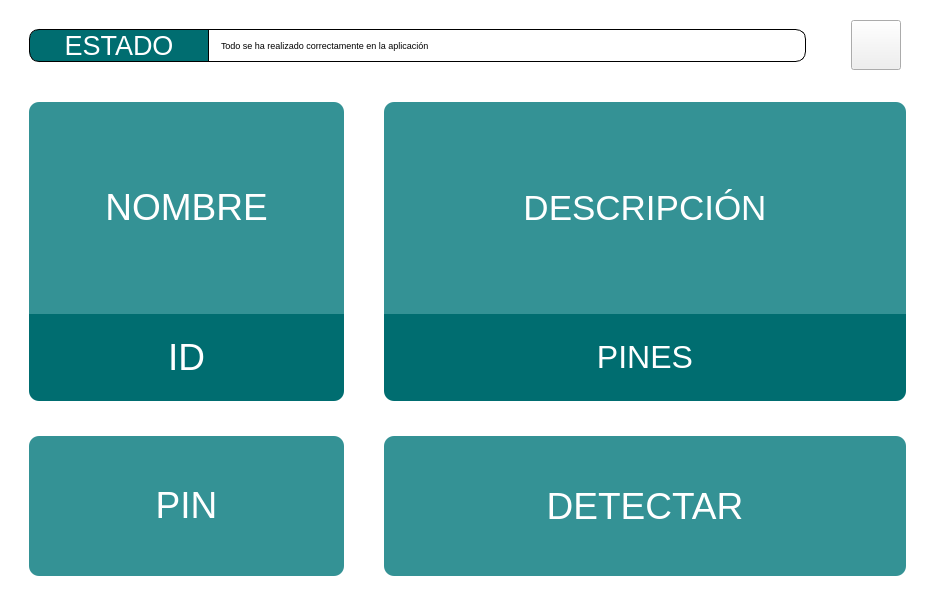
First picture: the form in Code/blinduino.ui, repository SimGod46/ArduinoNoVidentesUDD, before the edit.
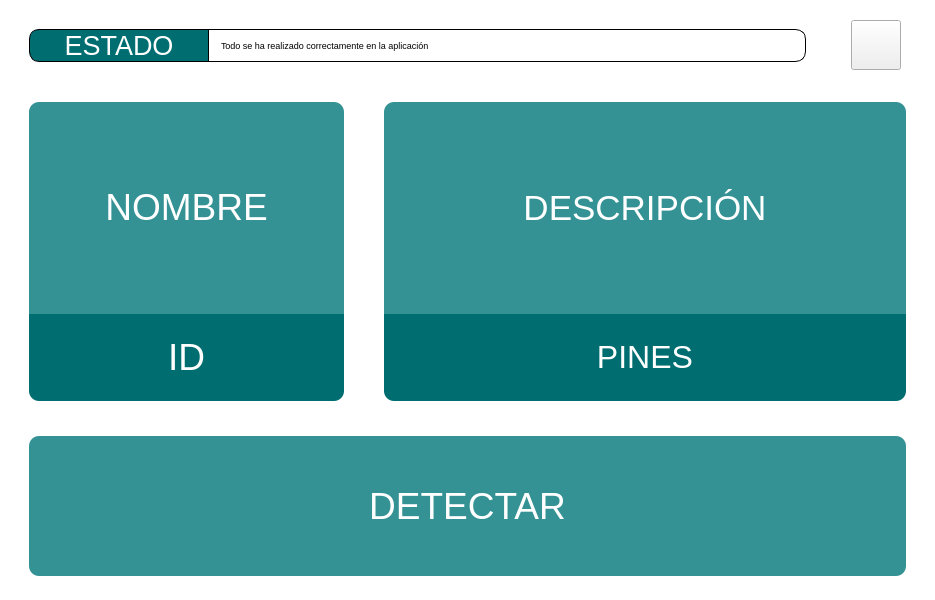
Second picture: the form after the edit. Icons and pictures are not drawn.

```diff
--- a/Code/blinduino.ui
+++ b/Code/blinduino.ui
@@ -193,39 +193,7 @@
         </item>
        </layout>
       </item>
-      <item row="1" column="0">
-       <widget class="QLabel" name="pinLabel">
-        <property name="focusPolicy">
-         <enum>Qt::TabFocus</enum>
-        </property>
-        <property name="accessibleName">
-         <string/>
-        </property>
-        <property name="styleSheet">
-         <string notr="true">background-color: #349295;
-font:28pt;
-border-radius: 10px;
-color:white;
-margin-left:20px;
-margin-right:20px;
-margin-top: 15%;
-margin-bottom: 15%;</string>
-        </property>
-        <property name="text">
-         <string>PIN</string>
-        </property>
-        <property name="alignment">
-         <set>Qt::AlignCenter</set>
-        </property>
-        <property name="wordWrap">
-         <bool>true</bool>
-        </property>
-        <property name="textInteractionFlags">
-         <set>Qt::LinksAccessibleByKeyboard|Qt::LinksAccessibleByMouse</set>
-        </property>
-       </widget>
-      </item>
-      <item row="1" column="1">
+      <item row="1" column="0" colspan="2">
        <widget class="QPushButton" name="detectButton">
         <property name="sizePolicy">
          <sizepolicy hsizetype="Minimum" vsizetype="Preferred">
```
Left out of the diff: 1 changed line with no effect on the pictures.
